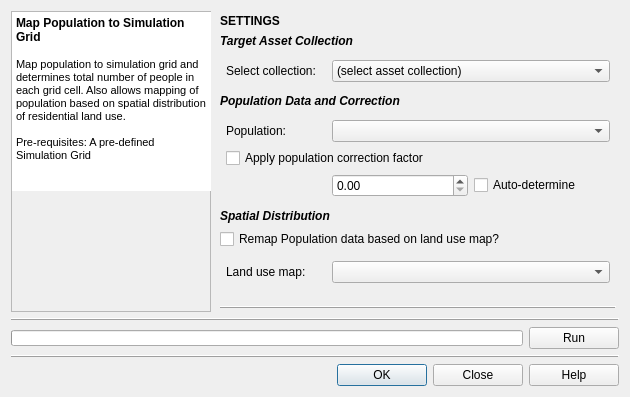
This is gui/mods_master_guis/mod_population.ui in petermbach/urbanbeats-pss as Qt 5 draws it before an edit. The edited form follows.
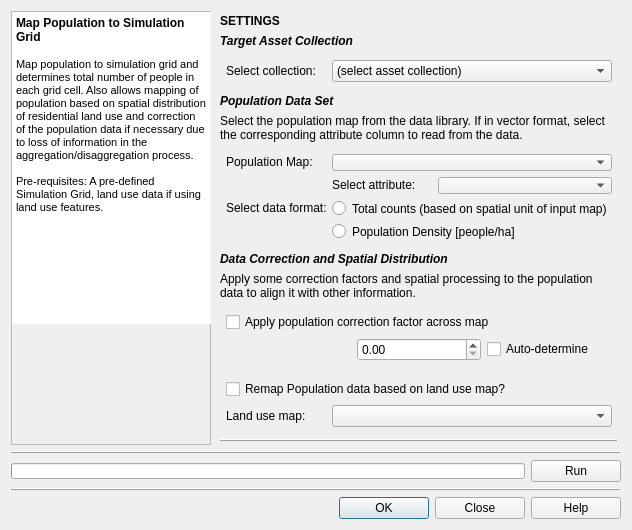
This is the edited form. Icons and pictures are not drawn.

Commit message: Set up population module parameters, revised parts of the GUI, need to finish a few GUI connections and the module can then be programmed.

Diff of the .ui file:
```diff
--- a/gui/mods_master_guis/mod_population.ui
+++ b/gui/mods_master_guis/mod_population.ui
@@ -7,7 +7,7 @@
     <x>0</x>
     <y>0</y>
     <width>630</width>
-    <height>397</height>
+    <height>530</height>
    </rect>
   </property>
   <property name="windowTitle">
@@ -172,9 +172,9 @@
 &lt;/style&gt;&lt;/head&gt;&lt;body style=&quot; font-family:'MS Shell Dlg 2'; font-size:8.25pt; font-weight:400; font-style:normal;&quot;&gt;
 &lt;p style=&quot; margin-top:0px; margin-bottom:0px; margin-left:0px; margin-right:0px; -qt-block-indent:0; text-indent:0px;&quot;&gt;&lt;span style=&quot; font-size:9pt; font-weight:600;&quot;&gt;Map Population to Simulation Grid&lt;/span&gt;&lt;/p&gt;
 &lt;p style=&quot;-qt-paragraph-type:empty; margin-top:0px; margin-bottom:0px; margin-left:0px; margin-right:0px; -qt-block-indent:0; text-indent:0px; font-size:9pt; font-weight:600;&quot;&gt;&lt;br /&gt;&lt;/p&gt;
-&lt;p style=&quot; margin-top:0px; margin-bottom:0px; margin-left:0px; margin-right:0px; -qt-block-indent:0; text-indent:0px;&quot;&gt;Map population to simulation grid and determines total number of people in each grid cell. Also allows mapping of population based on spatial distribution of residential land use. &lt;/p&gt;
+&lt;p style=&quot; margin-top:0px; margin-bottom:0px; margin-left:0px; margin-right:0px; -qt-block-indent:0; text-indent:0px;&quot;&gt;Map population to simulation grid and determines total number of people in each grid cell. Also allows mapping of population based on spatial distribution of residential land use and correction of the population data if necessary due to loss of information in the aggregation/disaggregation process. &lt;/p&gt;
 &lt;p style=&quot;-qt-paragraph-type:empty; margin-top:0px; margin-bottom:0px; margin-left:0px; margin-right:0px; -qt-block-indent:0; text-indent:0px;&quot;&gt;&lt;br /&gt;&lt;/p&gt;
-&lt;p style=&quot; margin-top:0px; margin-bottom:0px; margin-left:0px; margin-right:0px; -qt-block-indent:0; text-indent:0px;&quot;&gt;&lt;span style=&quot; font-size:8pt;&quot;&gt;Pre-requisites: A pre-defined Simulation Grid&lt;/span&gt;&lt;/p&gt;&lt;/body&gt;&lt;/html&gt;</string>
+&lt;p style=&quot; margin-top:0px; margin-bottom:0px; margin-left:0px; margin-right:0px; -qt-block-indent:0; text-indent:0px;&quot;&gt;&lt;span style=&quot; font-size:8pt;&quot;&gt;Pre-requisites: A pre-defined Simulation Grid, land use data if using land use features.&lt;/span&gt;&lt;/p&gt;&lt;/body&gt;&lt;/html&gt;</string>
         </property>
        </widget>
       </item>
@@ -381,7 +381,17 @@
       <item>
        <widget class="QLabel" name="pop_title">
         <property name="text">
-         <string>&lt;html&gt;&lt;head/&gt;&lt;body&gt;&lt;p&gt;&lt;span style=&quot; font-weight:600; font-style:italic;&quot;&gt;Population Data and Correction&lt;/span&gt;&lt;/p&gt;&lt;/body&gt;&lt;/html&gt;</string>
+         <string>&lt;html&gt;&lt;head/&gt;&lt;body&gt;&lt;p&gt;&lt;span style=&quot; font-weight:600; font-style:italic;&quot;&gt;Population Data Set&lt;/span&gt;&lt;/p&gt;&lt;/body&gt;&lt;/html&gt;</string>
+        </property>
+       </widget>
+      </item>
+      <item>
+       <widget class="QLabel" name="popdata_descr">
+        <property name="text">
+         <string>Select the population map from the data library. If in vector format, select the corresponding attribute column to read from the data.</string>
+        </property>
+        <property name="wordWrap">
+         <bool>true</bool>
         </property>
        </widget>
       </item>
@@ -400,8 +410,25 @@
          <property name="bottomMargin">
           <number>6</number>
          </property>
-         <item row="0" column="1" colspan="2">
-          <widget class="QComboBox" name="pop_combo"/>
+         <item row="2" column="0">
+          <widget class="QLabel" name="popdataformat_lbl">
+           <property name="maximumSize">
+            <size>
+             <width>100</width>
+             <height>16777215</height>
+            </size>
+           </property>
+           <property name="text">
+            <string>&lt;html&gt;&lt;head/&gt;&lt;body&gt;&lt;p&gt;Select data format:&lt;/p&gt;&lt;/body&gt;&lt;/html&gt;</string>
+           </property>
+          </widget>
+         </item>
+         <item row="3" column="1" colspan="2">
+          <widget class="QRadioButton" name="popdata_densityradio">
+           <property name="text">
+            <string>Population Density [people/ha]</string>
+           </property>
+          </widget>
          </item>
          <item row="0" column="0">
           <widget class="QLabel" name="pop_lbl">
@@ -412,18 +439,72 @@
             </size>
            </property>
            <property name="text">
-            <string>&lt;html&gt;&lt;head/&gt;&lt;body&gt;&lt;p&gt;Population:&lt;/p&gt;&lt;/body&gt;&lt;/html&gt;</string>
+            <string>&lt;html&gt;&lt;head/&gt;&lt;body&gt;&lt;p&gt;Population Map:&lt;/p&gt;&lt;/body&gt;&lt;/html&gt;</string>
            </property>
           </widget>
          </item>
-         <item row="2" column="2">
-          <widget class="QCheckBox" name="pop_correct_auto">
+         <item row="0" column="1" colspan="2">
+          <widget class="QComboBox" name="pop_combo"/>
+         </item>
+         <item row="2" column="1" colspan="2">
+          <widget class="QRadioButton" name="popdata_totalradio">
            <property name="text">
-            <string>Auto-determine</string>
+            <string>Total counts (based on spatial unit of input map)</string>
            </property>
           </widget>
          </item>
-         <item row="2" column="1">
+         <item row="1" column="2">
+          <widget class="QComboBox" name="popattr_combo"/>
+         </item>
+         <item row="1" column="1">
+          <widget class="QLabel" name="popdata_attribute_lbl">
+           <property name="maximumSize">
+            <size>
+             <width>100</width>
+             <height>16777215</height>
+            </size>
+           </property>
+           <property name="text">
+            <string>&lt;html&gt;&lt;head/&gt;&lt;body&gt;&lt;p&gt;Select attribute:&lt;/p&gt;&lt;/body&gt;&lt;/html&gt;</string>
+           </property>
+          </widget>
+         </item>
+        </layout>
+       </widget>
+      </item>
+      <item>
+       <widget class="QLabel" name="popcorrection_title">
+        <property name="text">
+         <string>&lt;html&gt;&lt;head/&gt;&lt;body&gt;&lt;p&gt;&lt;span style=&quot; font-weight:600; font-style:italic;&quot;&gt;Data Correction and Spatial Distribution&lt;/span&gt;&lt;/p&gt;&lt;/body&gt;&lt;/html&gt;</string>
+        </property>
+       </widget>
+      </item>
+      <item>
+       <widget class="QLabel" name="popcorr_descr">
+        <property name="text">
+         <string>Apply some correction factors and spatial processing to the population data to align it with other information.</string>
+        </property>
+        <property name="wordWrap">
+         <bool>true</bool>
+        </property>
+       </widget>
+      </item>
+      <item>
+       <widget class="QWidget" name="popcorr_widget" native="true">
+        <layout class="QGridLayout" name="gridLayout_10">
+         <property name="leftMargin">
+          <number>6</number>
+         </property>
+         <property name="topMargin">
+          <number>6</number>
+         </property>
+         <property name="rightMargin">
+          <number>6</number>
+         </property>
+         <property name="bottomMargin">
+          <number>6</number>
+         </property>
+         <item row="1" column="1">
           <widget class="QDoubleSpinBox" name="pop_correct_spin">
            <property name="minimumSize">
             <size>
@@ -433,30 +514,23 @@
            </property>
           </widget>
          </item>
-         <item row="1" column="0" colspan="2">
+         <item row="1" column="2">
+          <widget class="QCheckBox" name="pop_correct_auto">
+           <property name="text">
+            <string>Auto-determine</string>
+           </property>
+          </widget>
+         </item>
+         <item row="0" column="0" colspan="3">
           <widget class="QCheckBox" name="pop_correct_check">
            <property name="text">
-            <string>Apply population correction factor</string>
+            <string>Apply population correction factor across map</string>
            </property>
           </widget>
          </item>
         </layout>
        </widget>
       </item>
-      <item>
-       <widget class="QLabel" name="popspatial_title">
-        <property name="text">
-         <string>&lt;html&gt;&lt;head/&gt;&lt;body&gt;&lt;p&gt;&lt;span style=&quot; font-weight:600; font-style:italic;&quot;&gt;Spatial Distribution&lt;/span&gt;&lt;/p&gt;&lt;/body&gt;&lt;/html&gt;</string>
-        </property>
-       </widget>
-      </item>
-      <item>
-       <widget class="QCheckBox" name="popspatial_landuse_check">
-        <property name="text">
-         <string>Remap Population data based on land use map?</string>
-        </property>
-       </widget>
-      </item>
       <item>
        <widget class="QWidget" name="lu_widget" native="true">
         <layout class="QGridLayout" name="gridLayout_9">
@@ -472,7 +546,10 @@
          <property name="bottomMargin">
           <number>6</number>
          </property>
-         <item row="0" column="0">
+         <item row="1" column="1" colspan="2">
+          <widget class="QComboBox" name="lumap_combo"/>
+         </item>
+         <item row="1" column="0">
           <widget class="QLabel" name="lu_lbl">
            <property name="maximumSize">
             <size>
@@ -485,8 +562,12 @@
            </property>
           </widget>
          </item>
-         <item row="0" column="1" colspan="2">
-          <widget class="QComboBox" name="lumap_combo"/>
+         <item row="0" column="0" colspan="3">
+          <widget class="QCheckBox" name="popspatial_landuse_check">
+           <property name="text">
+            <string>Remap Population data based on land use map?</string>
+           </property>
+          </widget>
          </item>
         </layout>
        </widget>
```
Left out of the diff: 36 changed lines with no effect on the pictures. The commit also changes 3 other files.
